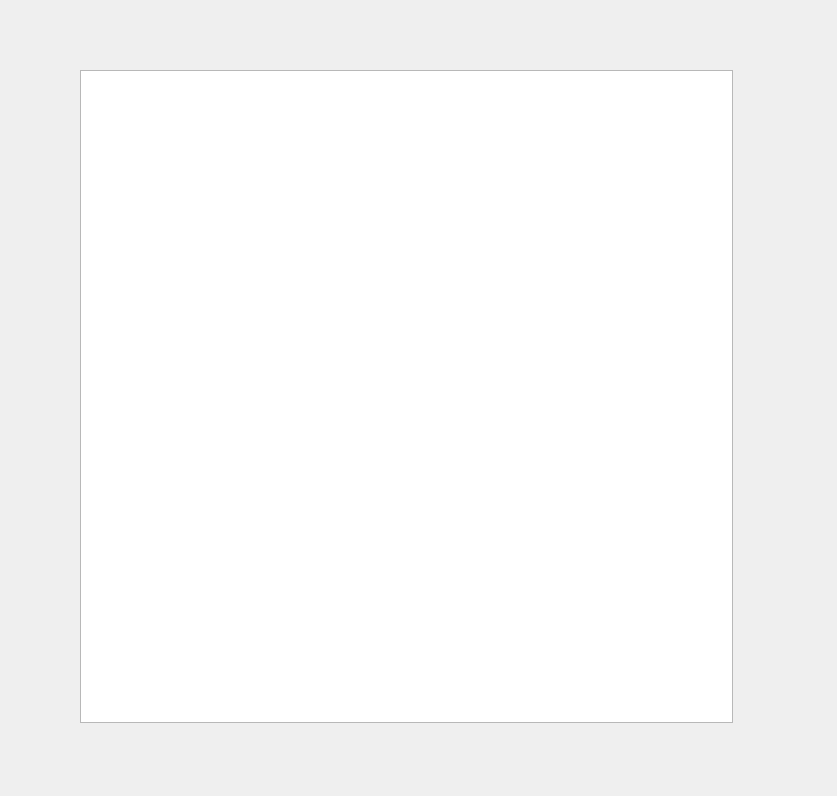
Before: the Qt Designer form gui/dialog.ui in mcyprian/ICP_Othello, drawn with Qt 5.
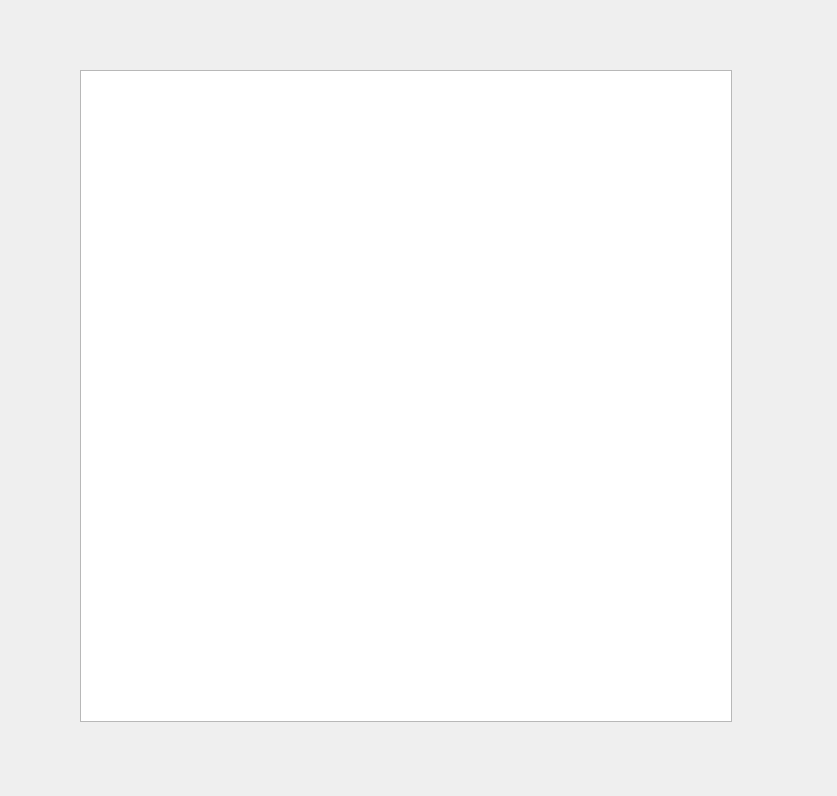
After: the same form once the commit is applied.

```diff
--- a/gui/dialog.ui
+++ b/gui/dialog.ui
@@ -18,8 +18,8 @@
     <rect>
      <x>80</x>
      <y>70</y>
-     <width>653</width>
-     <height>653</height>
+     <width>652</width>
+     <height>652</height>
     </rect>
    </property>
   </widget>
```
Left out of the diff: 2 changed lines with no effect on the pictures.
